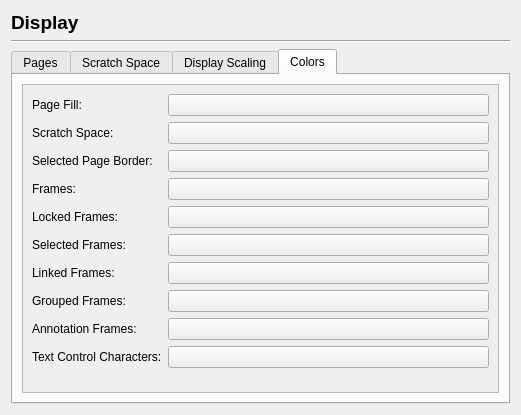
scribusproject/scribus, file scribus/ui/prefs_displaybase.ui: the form before one commit.
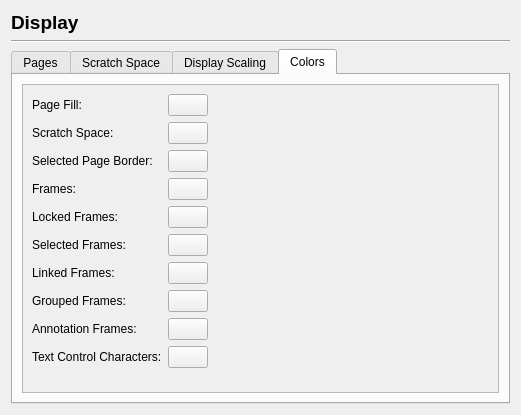
The form after the commit. The open tabs and pages were chosen to show the change. Custom widgets are drawn as their Qt base class.

Commit message: #16334: Unify color picker button sizes in Preferences dialog <bubu>

```diff
--- a/scribus/ui/prefs_displaybase.ui
+++ b/scribus/ui/prefs_displaybase.ui
@@ -373,6 +373,9 @@
            </rect>
           </property>
           <layout class="QFormLayout" name="formLayout_2">
+           <property name="fieldGrowthPolicy">
+            <enum>QFormLayout::FieldsStayAtSizeHint</enum>
+           </property>
            <item row="0" column="0">
             <widget class="QLabel" name="label_15">
              <property name="text">
```
